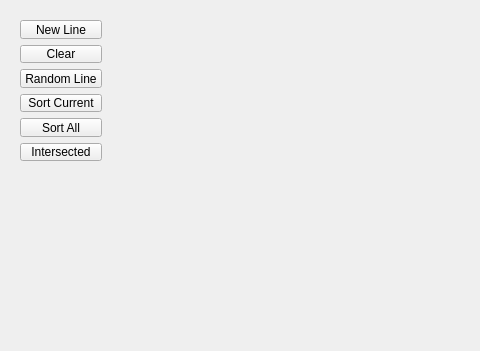
Qt form widget.ui (blackbird2003/LineSets) before a commit; both pictures show x 0 to 480 and y 0 to 351 of the 800 by 600 pixel window.
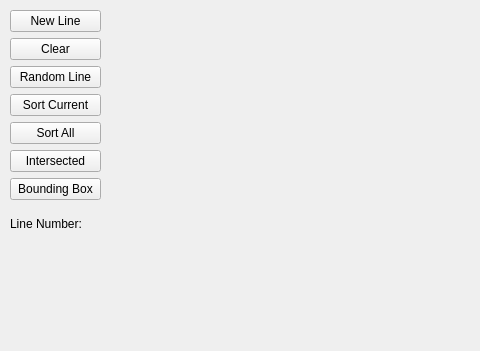
The same form after that commit.

Commit message: single control point, add bounding box button

```diff
--- a/widget.ui
+++ b/widget.ui
@@ -16,10 +16,10 @@
   <widget class="QWidget" name="layoutWidget">
    <property name="geometry">
     <rect>
-     <x>20</x>
-     <y>20</y>
-     <width>82</width>
-     <height>141</height>
+     <x>10</x>
+     <y>10</y>
+     <width>91</width>
+     <height>231</height>
     </rect>
    </property>
    <layout class="QVBoxLayout" name="verticalLayout">
@@ -65,6 +65,20 @@
       </property>
      </widget>
     </item>
+    <item>
+     <widget class="QPushButton" name="btnBoundingBox">
+      <property name="text">
+       <string>Bounding Box</string>
+      </property>
+     </widget>
+    </item>
+    <item>
+     <widget class="QLabel" name="labelLineNumber">
+      <property name="text">
+       <string>Line Number:</string>
+      </property>
+     </widget>
+    </item>
    </layout>
   </widget>
  </widget>
```
The commit also changes 3 other files.
